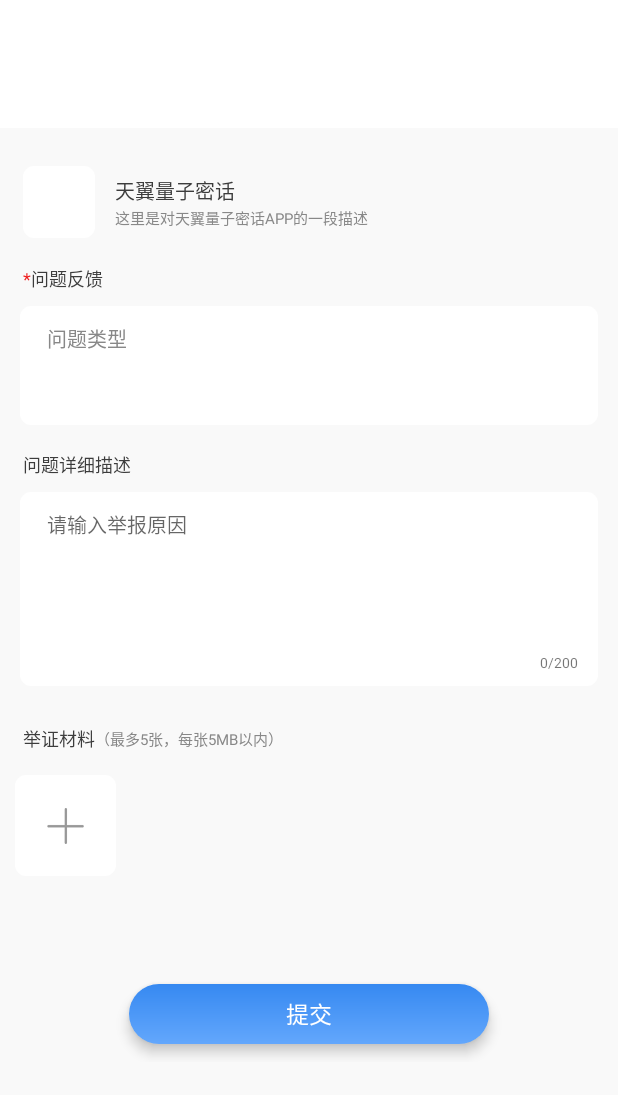
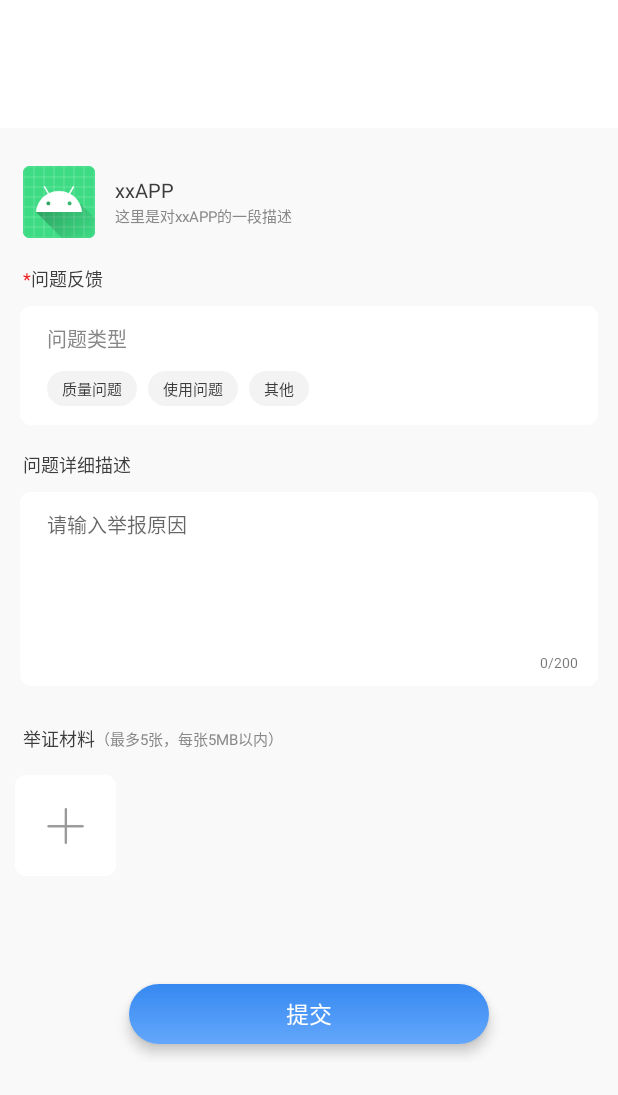
Before and after one commit to yo-lolo/yolo, an Android app: the layout fragment_feedback.xml on its own in the app's theme, with its tools: preview values and no code run, on a phone screen of 412 x 824 dp. Shown: the top 1095 px of the screen. Run offline under Robolectric (Android 15) with nearby library versions, the phone set to English and light mode, and no system bars.

Commit message:
feat:我的反馈布局实现

```diff
--- a/app/src/main/java/com/example/myapplication/ui/page/mine/MineFragment.kt
+++ b/app/src/main/java/com/example/myapplication/ui/page/mine/MineFragment.kt
@@ -42,5 +42,8 @@
         homeBinding.goSetting.setOnClickListener {
             findNavController().navigate(R.id.goSettingFragment)
         }
+        homeBinding.goFeedback.setOnClickListener {
+            findNavController().navigate(R.id.goFeedbackFragment)
+        }
     }
 }
--- a/app/src/main/res/layout/fragment_feedback.xml
+++ b/app/src/main/res/layout/fragment_feedback.xml
@@ -32,7 +32,8 @@
                     android:id="@+id/feedback_appImage"
                     android:layout_width="48dp"
                     android:layout_height="48dp"
-                    android:background="@drawable/app_icon_image_bg" />
+                    android:background="@drawable/app_icon_image_bg"
+                    android:src="@mipmap/ic_launcher" />
 
                 <LinearLayout
                     android:layout_width="wrap_content"
@@ -45,7 +46,7 @@
                         android:id="@+id/feedback_appName"
                         android:layout_width="wrap_content"
                         android:layout_height="wrap_content"
-                        tools:text="天翼量子密话"
+                        android:text="xxAPP"
                         android:textColor="#3C3C3C"
                         android:textSize="13dp" />
 
@@ -54,7 +55,7 @@
                         android:layout_width="wrap_content"
                         android:layout_height="wrap_content"
                         android:singleLine="true"
-                        tools:text="这里是对天翼量子密话APP的一段描述"
+                        android:text="这里是对xxAPP的一段描述"
                         android:textColor="#888888"
                         android:textSize="10dp" />
                 </LinearLayout>
@@ -98,6 +99,47 @@
                     android:layout_marginEnd="18dp"
                     android:orientation="horizontal">
 
+                    <TextView
+                        android:id="@+id/quality_problem"
+                        android:layout_width="wrap_content"
+                        android:layout_height="wrap_content"
+                        android:layout_marginRight="7dp"
+                        android:background="@drawable/type_button_false_bg"
+                        android:paddingLeft="10dp"
+                        android:paddingTop="4dp"
+                        android:paddingRight="10dp"
+                        android:paddingBottom="4dp"
+                        android:text="质量问题"
+                        android:textColor="#ff3c3c3c"
+                        android:textSize="10sp" />
+
+                    <TextView
+                        android:id="@+id/use_problem"
+                        android:layout_width="wrap_content"
+                        android:layout_height="wrap_content"
+                        android:layout_marginRight="7dp"
+                        android:background="@drawable/type_button_false_bg"
+                        android:paddingLeft="10dp"
+                        android:paddingTop="4dp"
+                        android:paddingRight="10dp"
+                        android:paddingBottom="4dp"
+                        android:text="使用问题"
+                        android:textColor="#ff3c3c3c"
+                        android:textSize="10sp" />
+
+                    <TextView
+                        android:id="@+id/other_problem"
+                        android:layout_width="wrap_content"
+                        android:layout_height="wrap_content"
+                        android:layout_marginRight="7dp"
+                        android:background="@drawable/type_button_false_bg"
+                        android:paddingLeft="10dp"
+                        android:paddingTop="4dp"
+                        android:paddingRight="10dp"
+                        android:paddingBottom="4dp"
+                        android:text="其他"
+                        android:textColor="#ff3c3c3c"
+                        android:textSize="10sp" />
                 </LinearLayout>
 
             </LinearLayout>
--- a/app/src/main/res/layout/fragment_mine.xml
+++ b/app/src/main/res/layout/fragment_mine.xml
@@ -272,7 +272,7 @@
         </RelativeLayout>
 
         <RelativeLayout
-            android:id="@+id/go_Feedback_backup"
+            android:id="@+id/go_feedback"
             style="@style/appMineLayout">
 
             <ImageView
```
Also changed, not shown: app/src/main/java/com/example/myapplication/ui/page/feedback/FeedbackFragment.kt (+88 -1 lines), app/src/main/java/com/example/myapplication/vm/FeedbackViewModel.kt (added, +25 -0 lines), app/src/main/res/layout/feedback_type_item_button.xml (added, +25 -0 lines), app/src/main/res/navigation/nav_market_home.xml (+7 -0 lines).
